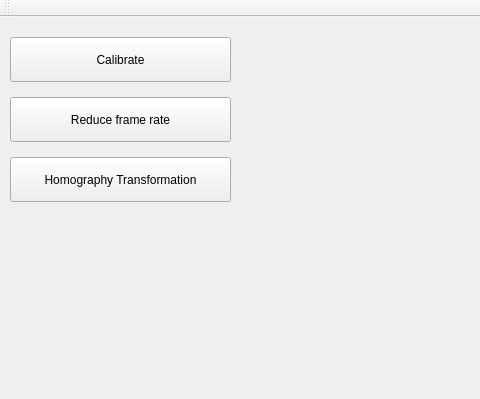
Qt form gui.ui (as-python/PanoGen) before a commit; both pictures show x 0 to 480 and y 0 to 399 of the 800 by 600 pixel window.
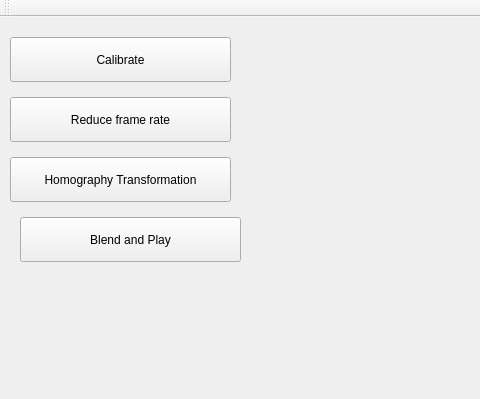
The same form after that commit.

The edit to the form file:
```diff
--- a/gui.ui
+++ b/gui.ui
@@ -53,6 +53,19 @@
      <string>Homography Transformation</string>
     </property>
    </widget>
+   <widget class="QPushButton" name="pushButton_HomographyTrans_BlendAndPlay">
+    <property name="geometry">
+     <rect>
+      <x>20</x>
+      <y>200</y>
+      <width>221</width>
+      <height>45</height>
+     </rect>
+    </property>
+    <property name="text">
+     <string>Blend and Play</string>
+    </property>
+   </widget>
   </widget>
   <widget class="QMenuBar" name="menuBar">
    <property name="geometry">
```
